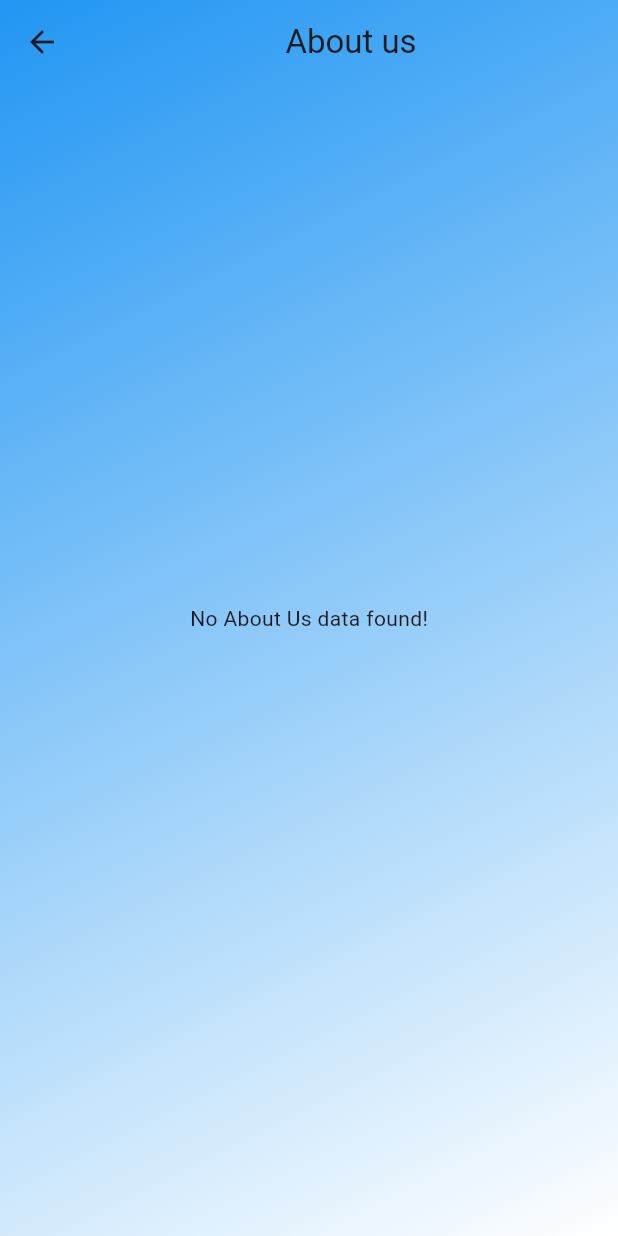
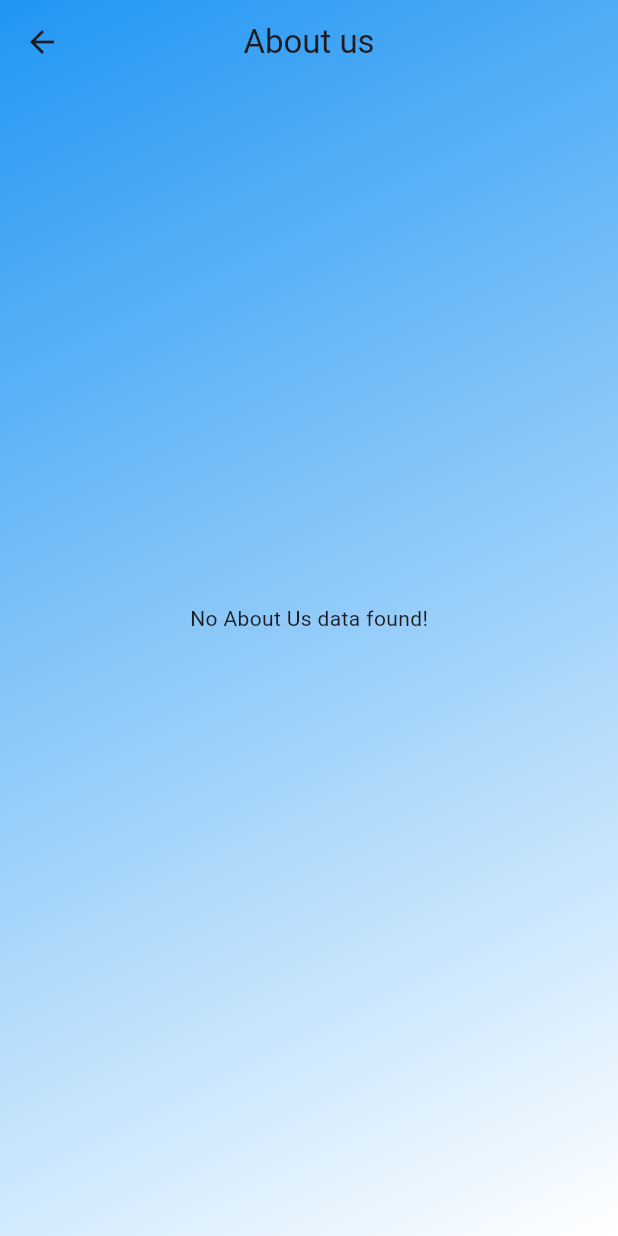
Before and after one commit to Wln3z219/mobile_app_project, a Flutter app: the Aboutuspage screen opened directly, on a phone screen of 412 x 824 dp. Run offline on Flutter 3.47's test engine with Material 3 defaults, Android fonts, the phone set to English and light mode, and no system bars; our stand-ins replace font_awesome_flutter, shared_preferences; missing offline and left inert: mongo_dart; accounts and stored records are empty.

Commit message:
fix appbar about us

```diff
--- a/lib/aboutuspage.dart
+++ b/lib/aboutuspage.dart
@@ -47,7 +47,8 @@ class _AboutuspageState extends State<Aboutuspage> {
             Navigator.pop(context);
           },
         ),
-        title: const Center(child: Text("About us")),
+
+        title: Text("About us"),
         backgroundColor: Colors.transparent,
       ),
       body: Container(
```
